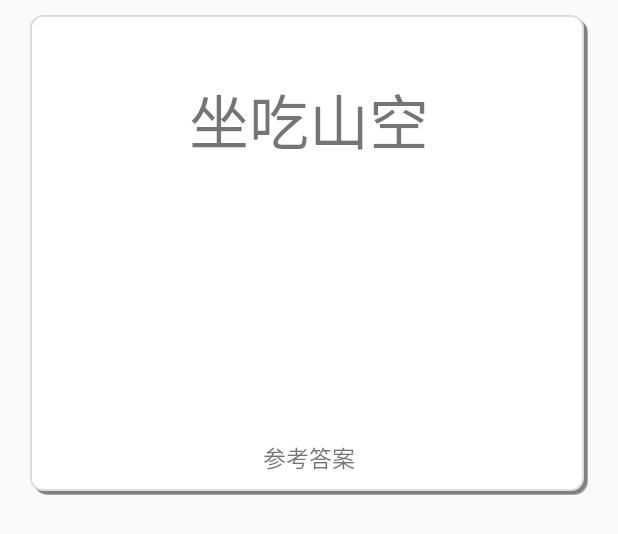
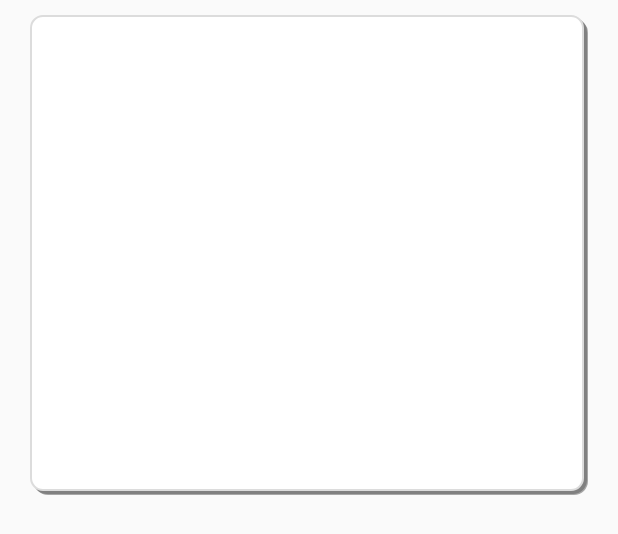
Before and after one commit to LiteraturePro/idioms, an Android app: the layout fragment_main_game1_item.xml on its own in the app's theme, with its tools: preview values and no code run, on a phone screen of 412 x 824 dp. Shown: the top 534 px of the screen. Run offline under Robolectric (Android 15) with nearby library versions, the phone set to English and light mode, and no system bars; Roboto replaces fonts that are not available here.

Commit message:
2022.02.25
待完善成语接龙界面

```diff
--- a/app/src/main/java/cn/ovzv/idioms/navigation/main/Main_game1.java
+++ b/app/src/main/java/cn/ovzv/idioms/navigation/main/Main_game1.java
@@ -1,20 +1,35 @@
 package cn.ovzv.idioms.navigation.main;
 
 import androidx.appcompat.app.AppCompatActivity;
-
-import android.graphics.Paint;
 import android.os.Bundle;
+import android.os.Handler;
+import android.text.TextUtils;
 import android.view.GestureDetector;
+import android.view.LayoutInflater;
 import android.view.MotionEvent;
 import android.view.View;
+import android.view.ViewGroup;
+import android.widget.Button;
+import android.widget.EditText;
 import android.widget.ImageView;
+import android.widget.LinearLayout;
 import android.widget.TextView;
+import android.widget.Toast;
 import android.widget.ViewFlipper;
+import com.alibaba.fastjson.JSONArray;
+import com.alibaba.fastjson.JSONObject;
+import com.hb.dialog.dialog.ConfirmDialog;
+import java.util.HashMap;
+import java.util.Map;
+import cn.leancloud.LCCloud;
+import cn.ovzv.idioms.R;
+import cn.ovzv.idioms.help.GetHttpBitmap;
+import io.reactivex.Observer;
+import io.reactivex.disposables.Disposable;
 
-import cn.ovzv.idioms.R;
 public class Main_game1 extends AppCompatActivity implements View.OnTouchListener{
     private ImageView mImageView;
-    private TextView Idiom;
+
     private ViewFlipper viewFlipper;
     //要添加的页面布局ID
     private int viewIds[] = {R.layout.fragment_main_couplet_item};
@@ -23,20 +38,59 @@ public class Main_game1 extends AppCompatActivity implements View.OnTouchListene
     private float moveX = 100f; //判断是否切换页面的标准值
     private GestureDetector gestureDetector; //创建手势监听器
 
+    private EditText game1_text;
+    private Button game1_button;
+    private TextView game1_daan;
+    private JSONArray DataJSONArray;
+    private String daan;
+    private ConfirmDialog confirmDialog;
+
     @Override
     protected void onCreate(Bundle savedInstanceState) {
         super.onCreate(savedInstanceState);
         setContentView(R.layout.fragment_main_game1);
 
         initView();
+
+        // 初始化弹窗对象
+
+        confirmDialog = new ConfirmDialog(this);
+
+        game1_button =(Button) findViewById(R.id.game1_button);
+        game1_text =(EditText) findViewById(R.id.game1_text);
+        game1_daan =(TextView) findViewById(R.id.game1_daan);
+
+        viewFlipper = (ViewFlipper) findViewById(R.id.viewFlipper);
+        viewFlipper.addView(createViewWithXml(), viewFlipper.getChildCount());
+        viewFlipper.setOnTouchListener(this);
+        gestureDetector = new GestureDetector(this, new MyGestureListener());
+        game1_daan.setOnClickListener(new View.OnClickListener() {
+            @Override
+            public void onClick(View v) {
+                game1_daan.setText(daan);
+                showToast("已查看答案，3秒后自动跳转下一个");
+                Handler handler = new Handler();
+                handler.postDelayed(new Runnable() {
+                    @Override
+                    public void run() {
+                        viewFlipper.addView(createViewWithXml(), viewFlipper.getChildCount());
+                        viewFlipper.setInAnimation(Main_game1.this, R.anim.right_in);
+                        viewFlipper.setOutAnimation(Main_game1.this, R.anim.left_out);
+                        viewFlipper.showNext();
+                        game1_daan.setText("点击查看答案");
+                    }
+                }, 3000);//3秒后执行Runnable中的run方法
+
+
+            }
+        });
     }
     /**
      * 设置view
      * */
     public void initView(){
         mImageView = (ImageView)findViewById(R.id.back);
-        Idiom = (TextView)findViewById(R.id.idiom);
-        Idiom.getPaint().setFlags(Paint. UNDERLINE_TEXT_FLAG);
+
         mImageView.setOnClickListener(new View.OnClickListener() {
             @Override
             public void onClick(View v) {
@@ -44,9 +98,7 @@ public class Main_game1 extends AppCompatActivity implements View.OnTouchListene
                 finish();
             }
         });
-        viewFlipper = (ViewFlipper) findViewById(R.id.viewFlipper);
-        viewFlipper.setOnTouchListener(this);
-        gestureDetector = new GestureDetector(this, new MyGestureListener());
+
     }
     /**
      * 自定义手势监听类
@@ -59,12 +111,122 @@ public class Main_game1 extends AppCompatActivity implements View.OnTouchListene
                 viewFlipper.setOutAnimation(Main_game1.this, R.anim.right_out);
                 viewFlipper.showPrevious();
             } else if (e2.getX() - e1.getX() < moveX) {
+                viewFlipper.addView(createViewWithXml(), viewFlipper.getChildCount());
                 viewFlipper.setInAnimation(Main_game1.this, R.anim.right_in);
                 viewFlipper.setOutAnimation(Main_game1.this, R.anim.left_out);
                 viewFlipper.showNext();
             }
             return true;
         }
+    }
+    private View createViewWithXml() {
+        LinearLayout.LayoutParams lp = new LinearLayout.LayoutParams(
+                ViewGroup.LayoutParams.MATCH_PARENT, ViewGroup.LayoutParams.WRAP_CONTENT);
+
+        lp.setMarginEnd(40);
+        lp.setMarginStart(40);
+        View view = LayoutInflater.from(this).inflate(R.layout.fragment_main_game1_item, null);//也可以从XML中加载布局
+
+        view.setLayoutParams(lp);//设置布局参数
+
+        // 构建传递给服务端的参数字典
+        Map<String, Object> dicParameters = new HashMap<>();
+        dicParameters.put("test", "test");
+
+        // 调用指定名称的云函数 averageStars，并且传递参数（默认不使用缓存）
+        LCCloud.callFunctionInBackground("DB_Get_word_url", dicParameters).subscribe(new Observer<Object>() {
+            @Override
+            public void onSubscribe(Disposable disposable) {
+
+            }
+
+            @Override
+            public void onNext(Object object) {
+                // succeed.
+                JSONObject json = (JSONObject) JSONObject.toJSON(object);
+                DataJSONArray = json.getJSONArray("data");
+                daan = DataJSONArray.get(0).toString();
+
+                //设置文本
+            }
+
+            @Override
+            public void onError(Throwable throwable) {
+                // failed.
+            }
+
+            @Override
+            public void onComplete() {
+                game1_button.setOnClickListener(new View.OnClickListener() {
+                    @Override
+                    public void onClick(View v) {
+                        if (TextUtils.isEmpty(game1_text.getText().toString().trim()) ) {
+                            showToast("答案不能为空");
+                            return;
+                        }else{
+                            if(game1_text.getText().toString().equals(daan)){
+
+                                confirmDialog.setLogoImg(R.drawable.true_1).setMsg("恭喜你！回答正确，点击确认进入下一题");
+                                confirmDialog.setClickListener(new ConfirmDialog.OnBtnClickListener() {
+                                    @Override
+                                    public void ok() {
+
+                                        Handler handler = new Handler();
+                                        handler.postDelayed(new Runnable() {
+                                            @Override
+                                            public void run() {
+                                                viewFlipper.addView(createViewWithXml(), viewFlipper.getChildCount());
+                                                viewFlipper.setInAnimation(Main_game1.this, R.anim.right_in);
+                                                viewFlipper.setOutAnimation(Main_game1.this, R.anim.left_out);
+                                                viewFlipper.showNext();
+                                                game1_text.setText("");
+                                            }
+                                        }, 1000);//3秒后执行Runnable中的run方法
+
+                                    }
+                                    @Override
+                                    public void cancel() {
+                                        Handler handler = new Handler();
+                                        handler.postDelayed(new Runnable() {
+                                            @Override
+                                            public void run() {
+                                                viewFlipper.addView(createViewWithXml(), viewFlipper.getChildCount());
+                                                viewFlipper.setInAnimation(Main_game1.this, R.anim.right_in);
+                                                viewFlipper.setOutAnimation(Main_game1.this, R.anim.left_out);
+                                                viewFlipper.showNext();
+                                                game1_text.setText("");
+                                            }
+                                        }, 1000);//3秒后执行Runnable中的run方法
+                                    }
+                                });
+                                confirmDialog.show();
+                                //回答正确，跳转下一题
+                            }
+                            else{
+                                confirmDialog.setLogoImg(R.drawable.false_1).setMsg("答案不正确哦！再试试吧");
+                                confirmDialog.setClickListener(new ConfirmDialog.OnBtnClickListener() {
+                                    @Override
+                                    public void ok() {
+                                        game1_text.setText("");
+                                    }
+
+                                    @Override
+                                    public void cancel() {
+                                        game1_text.setText("");
+                                    }
+                                });
+                                confirmDialog.show();
+                                return;
+                            }
+                        }
+                    }
+                });
+            }
+        });
+        return view;
+    }
+    private void showToast(String msg) {
+        Toast.makeText(this, msg, Toast.LENGTH_SHORT).show();
     }
 
 
@@ -79,26 +241,6 @@ public class Main_game1 extends AppCompatActivity implements View.OnTouchListene
     public boolean onTouch(View v, MotionEvent event) {
         gestureDetector.onTouchEvent(event);
 
-//        switch (event.getAction()) {
-//            case MotionEvent.ACTION_DOWN:
-//                //手指按下时获取起始点坐标
-//                startX = event.getX();
-//                break;
-//            case MotionEvent.ACTION_UP:
-//                //手指抬起时获取结束点坐标
-//                endX = event.getX();
-//                //比较startX和endX，判断手指的滑动方向
-//                if (endX - startX > moveX) { //手指从左向右滑动
-//                    viewFlipper.setInAnimation(this, R.anim.left_in);
-//                    viewFlipper.setOutAnimation(this, R.anim.right_out);
-//                    viewFlipper.showPrevious();
-//                } else if (startX - endX > moveX) { //手指向右向左滑动
-//                    viewFlipper.setInAnimation(this, R.anim.right_in);
-//                    viewFlipper.setOutAnimation(this, R.anim.left_out);
-//                    viewFlipper.showNext();
-//                }
-//                break;
-//        }
         return true;
     }
 }
--- a/app/src/main/res/layout/fragment_main_game1_item.xml
+++ b/app/src/main/res/layout/fragment_main_game1_item.xml
@@ -8,37 +8,18 @@
     android:layout_width="match_parent"
     android:layout_height="320dp">
     <LinearLayout
-        android:layout_marginTop="30dp"
+        android:layout_marginTop="80dp"
         android:layout_marginStart="20dp"
         android:layout_marginEnd="20dp"
         android:layout_width="match_parent"
         android:layout_height="80dp">
-        <TextView
-            android:id="@+id/idiom"
+        <LinearLayout
+            android:id="@+id/study_words"
             android:layout_width="match_parent"
+            android:layout_weight="1"
+            android:gravity="center"
             android:layout_height="match_parent"
-            android:text="坐吃山空"
-            android:autoLink="all"
-            android:gravity="center"
-            android:textSize="40sp">
-        </TextView>
+            android:orientation="horizontal"/>
     </LinearLayout>
-    <LinearLayout
-        android:layout_marginTop="70dp"
-        android:layout_marginStart="10dp"
-        android:layout_marginEnd="10dp"
-        android:layout_width="match_parent"
-        android:layout_height="90dp">
-    </LinearLayout>
-    <LinearLayout
-        android:layout_width="match_parent"
-        android:layout_height="match_parent">
-        <TextView
-            android:layout_width="match_parent"
-            android:layout_height="match_parent"
-            android:text="参考答案"
-            android:gravity="center"
-            android:textSize="15sp">
-        </TextView>
-    </LinearLayout>
+
 </LinearLayout>
```
Also changed, not shown: app/src/main/res/layout/fragment_main_game1.xml (+55 -10 lines).
